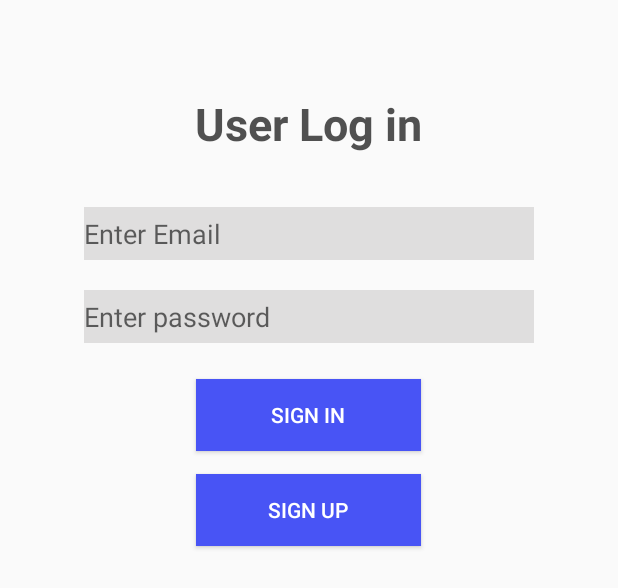
After one commit to samiraj99/LanguageTutorial, an Android app: the layout activity_login.xml on its own in the app's theme, with its tools: preview values and no code run, on a phone screen of 412 x 824 dp. The commit adds this screen. Shown: the top 588 px of the screen. Run offline under Robolectric (Android 15) with nearby library versions, the phone set to English and light mode, and no system bars.

Commit message:
Adding login page

```diff
--- a/app/src/main/AndroidManifest.xml
+++ b/app/src/main/AndroidManifest.xml
@@ -16,6 +16,8 @@
                 <category android:name="android.intent.category.LAUNCHER" />
             </intent-filter>
         </activity>
+        <activity android:name=".Login" />
+        <activity android:name=".Registration"></activity>
     </application>
 
 </manifest>
--- /dev/null
+++ b/app/src/main/java/com/foslipy/languagetutorial/Login.java
@@ -0,0 +1,29 @@
+package com.foslipy.languagetutorial;
+
+import android.content.Intent;
+import android.support.v7.app.AppCompatActivity;
+import android.os.Bundle;
+import android.view.View;
+import android.widget.Button;
+
+public class Login extends AppCompatActivity {
+
+    Button SignIn,SignUp;
+
+    @Override
+    protected void onCreate(Bundle savedInstanceState) {
+        super.onCreate(savedInstanceState);
+        setContentView(R.layout.activity_login);
+        SignIn=findViewById(R.id.BT_Sign_In);
+        SignUp=findViewById(R.id.BT_Sign_up);
+
+        SignUp.setOnClickListener(new View.OnClickListener() {
+            @Override
+            public void onClick(View view) {
+                Intent Regist = new Intent(Login.this,Registration.class);
+                startActivity(Regist);
+            }
+        });
+
+    }
+}
--- /dev/null
+++ b/app/src/main/res/layout/activity_login.xml
@@ -0,0 +1,64 @@
+<?xml version="1.0" encoding="utf-8"?>
+<RelativeLayout xmlns:android="http://schemas.android.com/apk/res/android"
+    xmlns:tools="http://schemas.android.com/tools"
+    android:layout_width="match_parent"
+    android:layout_height="match_parent"
+    tools:context="com.foslipy.languagetutorial.Login">
+
+    <EditText
+        android:id="@+id/ET_Email"
+        android:layout_width="300dp"
+        android:layout_height="35dp"
+        android:layout_alignParentTop="true"
+        android:layout_centerHorizontal="true"
+        android:layout_marginTop="138dp"
+        android:background="#dfdede"
+        android:hint="@string/enter_email"
+        android:inputType="textEmailAddress" />
+
+    <EditText
+        android:id="@+id/ET_Pass"
+        android:layout_width="300dp"
+        android:layout_height="35dp"
+        android:layout_below="@+id/ET_Email"
+        android:layout_centerHorizontal="true"
+        android:layout_marginTop="20dp"
+        android:background="#dfdede"
+        android:hint="@string/enter_password"
+        android:inputType="textPassword" />
+
+    <Button
+        android:id="@+id/BT_Sign_In"
+        android:layout_width="150dp"
+        android:layout_height="wrap_content"
+        android:layout_below="@+id/ET_Pass"
+        android:layout_centerHorizontal="true"
+        android:layout_marginTop="24dp"
+        android:background="#4854f5"
+        android:text="@string/sign_in"
+        android:textColor="#ffffff" />
+    <TextView
+        android:id="@+id/Text_User_Login"
+        android:layout_width="wrap_content"
+        android:layout_height="wrap_content"
+        android:layout_alignParentTop="true"
+        android:layout_centerHorizontal="true"
+        android:layout_marginTop="62dp"
+        android:text="@string/user_log_in"
+        android:textStyle="bold"
+        android:textColor="#ca232323"
+        android:textSize="30sp"
+        />
+<Button
+    android:id="@+id/BT_Sign_up"
+    android:layout_height="wrap_content"
+    android:layout_width="150dp"
+    android:layout_below="@id/BT_Sign_In"
+    android:layout_centerHorizontal="true"
+    android:layout_marginTop="15dp"
+    android:background="#4854f5"
+    android:text="@string/sign_up"
+    android:textColor="@android:color/white"
+    />
+
+</RelativeLayout>
--- a/app/src/main/res/values/strings.xml
+++ b/app/src/main/res/values/strings.xml
@@ -1,3 +1,16 @@
 <resources>
     <string name="app_name">Language Tutorial</string>
+    <string name="new_user_registration">New User Registration …!</string>
+    <string name="user_log_in">User Log in</string>
+    <string name="enter_password">Enter password</string>
+    <string name="enter_email">Enter Email</string>
+    <string name="first_name">First Name</string>
+    <string name="last_name">Last Name</string>
+    <string name="registration">Registration</string>
+    <string name="email">Email</string>
+    <string name="occupation">Occupation</string>
+    <string name="password">Password</string>
+    <string name="sign_up">Sign up</string>
+    <string name="sign_in">Sign In</string>
+    <string name="app_name">Language Tutorial</string>
 </resources>
```
